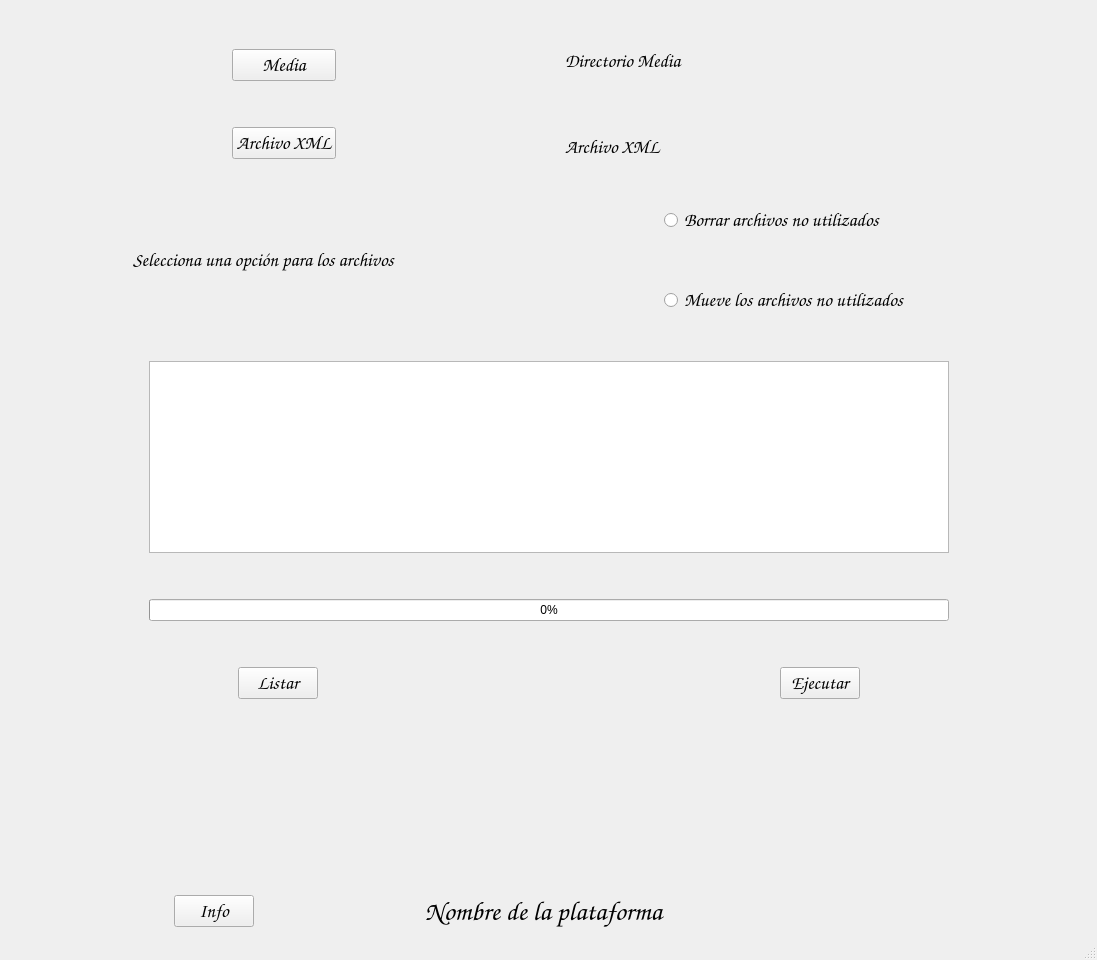
Before: the Qt Designer form CleanMediaUI.ui in danitxu79/CleanMediaRomsQT, drawn with Qt 5.
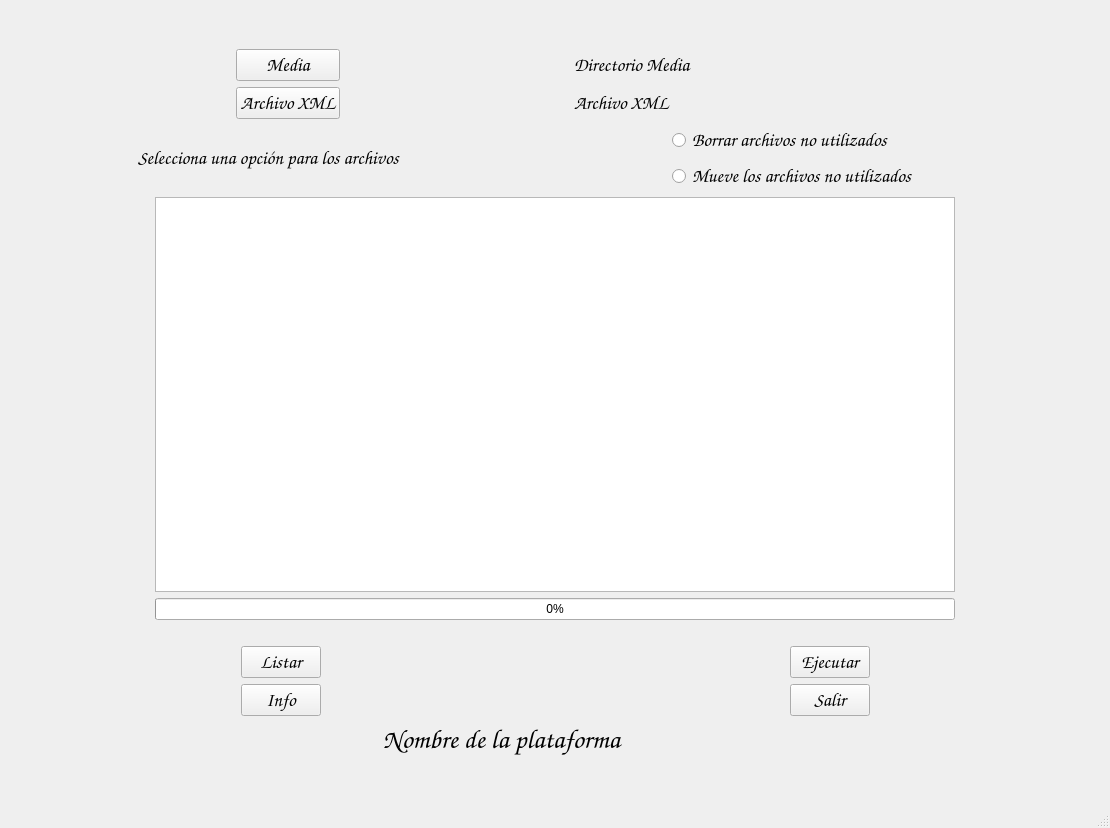
After: the same form once the commit is applied. Icons and pictures are not drawn.

```diff
--- a/CleanMediaUI.ui
+++ b/CleanMediaUI.ui
@@ -6,14 +6,14 @@
    <rect>
     <x>0</x>
     <y>0</y>
-    <width>1097</width>
-    <height>960</height>
+    <width>1110</width>
+    <height>828</height>
    </rect>
   </property>
   <property name="minimumSize">
    <size>
-    <width>900</width>
-    <height>750</height>
+    <width>0</width>
+    <height>0</height>
    </size>
   </property>
   <property name="windowTitle">
@@ -30,16 +30,21 @@
    </size>
   </property>
   <widget class="QWidget" name="centralwidget">
-   <layout class="QGridLayout" name="gridLayout_2">
-    <item row="0" column="0">
+   <property name="minimumSize">
+    <size>
+     <width>0</width>
+     <height>0</height>
+    </size>
+   </property>
      <layout class="QGridLayout" name="gridLayout">
       <item row="0" column="0">
-       <layout class="QVBoxLayout" name="verticalLayout_7">
-        <item>
          <spacer name="verticalSpacer_11">
           <property name="orientation">
            <enum>Qt::Vertical</enum>
           </property>
+      <property name="sizeType">
+       <enum>QSizePolicy::Preferred</enum>
+      </property>
           <property name="sizeHint" stdset="0">
            <size>
             <width>20</width>
@@ -48,13 +53,8 @@
           </property>
          </spacer>
         </item>
-        <item>
-         <layout class="QVBoxLayout" name="verticalLayout_6">
-          <item>
-           <layout class="QHBoxLayout" name="horizontalLayout" stretch="0,0,0,0,0">
-            <property name="sizeConstraint">
-             <enum>QLayout::SetDefaultConstraint</enum>
-            </property>
+    <item row="1" column="0">
+     <layout class="QHBoxLayout" name="horizontalLayout">
             <item>
              <spacer name="horizontalSpacer">
               <property name="orientation">
@@ -86,19 +86,6 @@
                 </property>
                </widget>
               </item>
-              <item>
-               <spacer name="verticalSpacer_2">
-                <property name="orientation">
-                 <enum>Qt::Vertical</enum>
-                </property>
-                <property name="sizeHint" stdset="0">
-                 <size>
-                  <width>20</width>
-                  <height>40</height>
-                 </size>
-                </property>
-               </spacer>
-              </item>
               <item>
                <widget class="QPushButton" name="pushButtonXML">
                 <property name="font">
@@ -157,19 +144,6 @@
                 </property>
                </widget>
               </item>
-              <item>
-               <spacer name="verticalSpacer">
-                <property name="orientation">
-                 <enum>Qt::Vertical</enum>
-                </property>
-                <property name="sizeHint" stdset="0">
-                 <size>
-                  <width>20</width>
-                  <height>40</height>
-                 </size>
-                </property>
-               </spacer>
-              </item>
               <item>
                <widget class="QLabel" name="labelXML">
                 <property name="minimumSize">
@@ -212,20 +186,7 @@
             </item>
            </layout>
           </item>
-          <item>
-           <spacer name="verticalSpacer_8">
-            <property name="orientation">
-             <enum>Qt::Vertical</enum>
-            </property>
-            <property name="sizeHint" stdset="0">
-             <size>
-              <width>20</width>
-              <height>40</height>
-             </size>
-            </property>
-           </spacer>
-          </item>
-          <item>
+    <item row="2" column="0">
            <layout class="QHBoxLayout" name="horizontalLayout_2">
             <item>
              <spacer name="horizontalSpacer_5">
@@ -247,6 +208,9 @@
                 <property name="orientation">
                  <enum>Qt::Vertical</enum>
                 </property>
+          <property name="sizeType">
+           <enum>QSizePolicy::Preferred</enum>
+          </property>
                 <property name="sizeHint" stdset="0">
                  <size>
                   <width>20</width>
@@ -279,6 +243,9 @@
                 <property name="orientation">
                  <enum>Qt::Vertical</enum>
                 </property>
+          <property name="sizeType">
+           <enum>QSizePolicy::Preferred</enum>
+          </property>
                 <property name="sizeHint" stdset="0">
                  <size>
                   <width>20</width>
@@ -323,19 +290,6 @@
                 </property>
                </widget>
               </item>
-              <item>
-               <spacer name="verticalSpacer_3">
-                <property name="orientation">
-                 <enum>Qt::Vertical</enum>
-                </property>
-                <property name="sizeHint" stdset="0">
-                 <size>
-                  <width>20</width>
-                  <height>40</height>
-                 </size>
-                </property>
-               </spacer>
-              </item>
               <item>
                <widget class="QRadioButton" name="radioButtonMover">
                 <property name="minimumSize">
@@ -372,20 +326,7 @@
             </item>
            </layout>
           </item>
-          <item>
-           <spacer name="verticalSpacer_9">
-            <property name="orientation">
-             <enum>Qt::Vertical</enum>
-            </property>
-            <property name="sizeHint" stdset="0">
-             <size>
-              <width>20</width>
-              <height>40</height>
-             </size>
-            </property>
-           </spacer>
-          </item>
-          <item>
+    <item row="3" column="0">
            <layout class="QHBoxLayout" name="horizontalLayout_3">
             <item>
              <spacer name="horizontalSpacer_7">
@@ -412,19 +353,6 @@
                 </property>
                </widget>
               </item>
-              <item>
-               <spacer name="verticalSpacer_6">
-                <property name="orientation">
-                 <enum>Qt::Vertical</enum>
-                </property>
-                <property name="sizeHint" stdset="0">
-                 <size>
-                  <width>20</width>
-                  <height>40</height>
-                 </size>
-                </property>
-               </spacer>
-              </item>
               <item>
                <widget class="QProgressBar" name="progressBar2">
                 <property name="minimumSize">
@@ -444,6 +372,22 @@
                 </property>
                </widget>
               </item>
+        <item>
+         <spacer name="verticalSpacer_6">
+          <property name="orientation">
+           <enum>Qt::Vertical</enum>
+          </property>
+          <property name="sizeType">
+           <enum>QSizePolicy::Minimum</enum>
+          </property>
+          <property name="sizeHint" stdset="0">
+           <size>
+            <width>20</width>
+            <height>20</height>
+           </size>
+          </property>
+         </spacer>
+        </item>
              </layout>
             </item>
             <item>
@@ -461,22 +405,7 @@
             </item>
            </layout>
           </item>
-         </layout>
-        </item>
-        <item>
-         <spacer name="verticalSpacer_7">
-          <property name="orientation">
-           <enum>Qt::Vertical</enum>
-          </property>
-          <property name="sizeHint" stdset="0">
-           <size>
-            <width>20</width>
-            <height>40</height>
-           </size>
-          </property>
-         </spacer>
-        </item>
-        <item>
+    <item row="4" column="0">
          <layout class="QHBoxLayout" name="horizontalLayout_6">
           <item>
            <layout class="QHBoxLayout" name="horizontalLayout_4">
@@ -576,25 +505,10 @@
           </item>
          </layout>
         </item>
-       </layout>
-      </item>
-      <item row="1" column="0">
-       <spacer name="verticalSpacer_10">
-        <property name="orientation">
-         <enum>Qt::Vertical</enum>
-        </property>
-        <property name="sizeHint" stdset="0">
-         <size>
-          <width>20</width>
-          <height>40</height>
-         </size>
-        </property>
-       </spacer>
-      </item>
-      <item row="2" column="0">
-       <layout class="QHBoxLayout" name="horizontalLayout_7">
+    <item row="5" column="0">
+     <layout class="QHBoxLayout" name="horizontalLayout_8">
         <item>
-         <spacer name="horizontalSpacer_15">
+       <spacer name="horizontalSpacer_18">
           <property name="orientation">
            <enum>Qt::Horizontal</enum>
           </property>
@@ -622,6 +536,19 @@
           </property>
          </widget>
         </item>
+      <item>
+       <spacer name="horizontalSpacer_19">
+        <property name="orientation">
+         <enum>Qt::Horizontal</enum>
+        </property>
+        <property name="sizeHint" stdset="0">
+         <size>
+          <width>40</width>
+          <height>20</height>
+         </size>
+        </property>
+       </spacer>
+      </item>
         <item>
          <spacer name="horizontalSpacer_13">
           <property name="orientation">
@@ -636,10 +563,74 @@
          </spacer>
         </item>
         <item>
+       <widget class="QPushButton" name="pushButtonSalir">
+        <property name="font">
+         <font>
+          <family>Comic Sans MS</family>
+          <pointsize>14</pointsize>
+         </font>
+        </property>
+        <property name="toolTip">
+         <string>Salir del programa</string>
+        </property>
+        <property name="text">
+         <string>Salir</string>
+        </property>
+       </widget>
+      </item>
+      <item>
+       <spacer name="horizontalSpacer_20">
+        <property name="orientation">
+         <enum>Qt::Horizontal</enum>
+        </property>
+        <property name="sizeHint" stdset="0">
+         <size>
+          <width>40</width>
+          <height>20</height>
+         </size>
+        </property>
+       </spacer>
+      </item>
+     </layout>
+    </item>
+    <item row="6" column="0">
+     <layout class="QVBoxLayout" name="verticalLayout_9">
+      <item>
+       <layout class="QHBoxLayout" name="horizontalLayout_7">
+        <item>
+         <spacer name="horizontalSpacer_15">
+          <property name="orientation">
+           <enum>Qt::Horizontal</enum>
+          </property>
+          <property name="sizeHint" stdset="0">
+           <size>
+            <width>40</width>
+            <height>20</height>
+           </size>
+          </property>
+         </spacer>
+        </item>
+        <item>
+         <layout class="QVBoxLayout" name="verticalLayout_8"/>
+        </item>
+        <item>
+         <spacer name="horizontalSpacer_17">
+          <property name="orientation">
+           <enum>Qt::Horizontal</enum>
+          </property>
+          <property name="sizeHint" stdset="0">
+           <size>
+            <width>40</width>
+            <height>20</height>
+           </size>
+          </property>
+         </spacer>
+        </item>
+        <item>
          <widget class="QLabel" name="labelPlataforma">
           <property name="minimumSize">
            <size>
-            <width>320</width>
+            <width>331</width>
             <height>0</height>
            </size>
           </property>
@@ -694,6 +685,22 @@
         </item>
        </layout>
       </item>
+      <item>
+       <spacer name="verticalSpacer_12">
+        <property name="orientation">
+         <enum>Qt::Vertical</enum>
+        </property>
+        <property name="sizeType">
+         <enum>QSizePolicy::Preferred</enum>
+        </property>
+        <property name="sizeHint" stdset="0">
+         <size>
+          <width>20</width>
+          <height>40</height>
+         </size>
+        </property>
+       </spacer>
+      </item>
      </layout>
     </item>
    </layout>
```
Left out of the diff: 21 changed lines with no effect on the pictures. Lines whose indentation alone changed are shown as unchanged.
